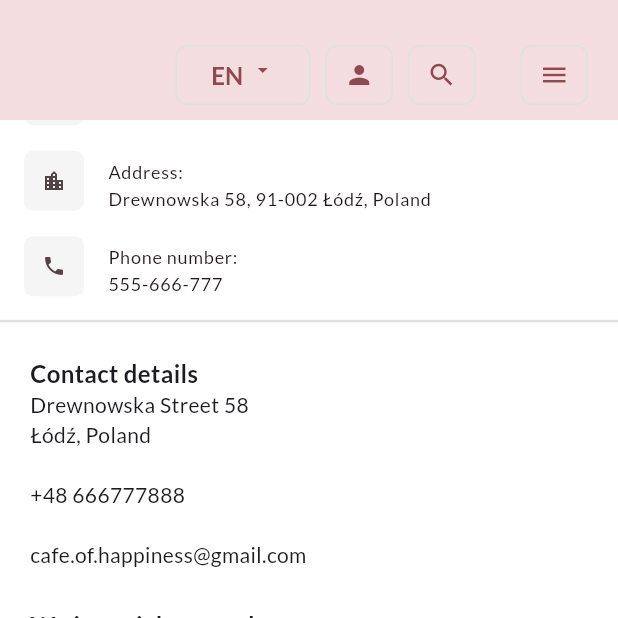
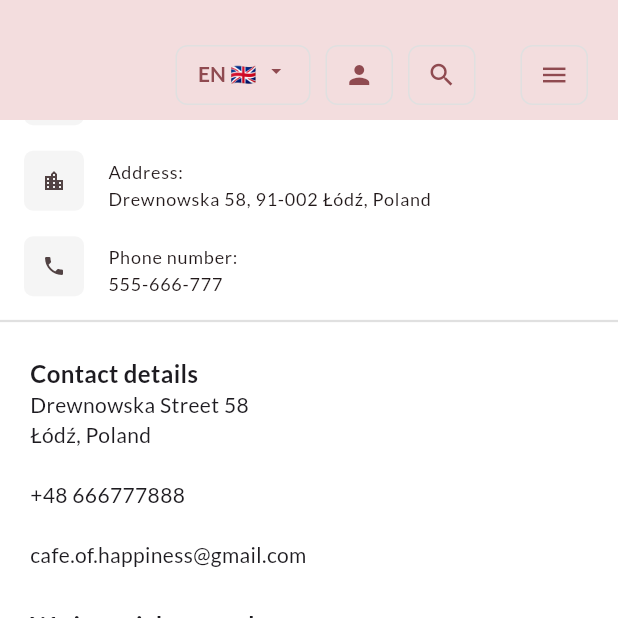
Before and after one commit to igorurbaniak/cafe_of_happiness_app, a Flutter app: the screen it shows after launch, scrolled down 791 dp, on a phone screen of 412 x 824 dp, the top half of it. Run offline on Flutter 3.47's test engine with Material 3 defaults, Android fonts, the phone set to English and light mode, and no system bars; drawn by our look-alikes of google_maps_flutter; our stand-ins replace firebase_auth, firebase_core, flutter_bloc, google_fonts; accounts and stored records are empty; generated files the repository leaves out were written again.

```diff
--- a/lib/app/root_page/root_page.dart
+++ b/lib/app/root_page/root_page.dart
@@ -23,7 +23,6 @@ class MyApp extends StatelessWidget {
       ],
       supportedLocales: const [
         Locale('en'),
-    Locale('es'),
         Locale('pl'),
       ],
       home: const RootPage(),
--- a/lib/main.dart
+++ b/lib/main.dart
@@ -9,9 +9,7 @@ import 'firebase_options.dart';
 
 void main() async {
   WidgetsFlutterBinding.ensureInitialized();
-  await Firebase.initializeApp(
-    options: DefaultFirebaseOptions.currentPlatform,
-  );
+  await Firebase.initializeApp(options: DefaultFirebaseOptions.currentPlatform);
   runApp(
     MultiBlocProvider(
       providers: [
--- a/lib/presentation/features/home/home_page/widgets/custom_appbar.dart
+++ b/lib/presentation/features/home/home_page/widgets/custom_appbar.dart
@@ -1,6 +1,7 @@
 import 'package:cafe_of_happiness_app/data/data_sources/dishes_data_source/dishes_data_source.dart';
 import 'package:cafe_of_happiness_app/presentation/features/auth/auth_pages/login_page/login_page.dart';
 import 'package:cafe_of_happiness_app/presentation/features/home/home_page/pages/search_dish_page/search_dish_page.dart';
+import 'package:cafe_of_happiness_app/presentation/features/home/home_page/pages/select_language_page/select_language_page.dart';
 import 'package:flutter/material.dart';
 
 class CustomAppBar extends StatelessWidget {
@@ -13,6 +14,10 @@ class CustomAppBar extends StatelessWidget {
 
   @override
   Widget build(BuildContext context) {
+    final systemLocale = Localizations.localeOf(context);
+    final languageText =
+        systemLocale.languageCode == 'pl' ? 'PL 🇵🇱' : 'EN 🇬🇧';
+
     return AppBar(
       elevation: 0,
       automaticallyImplyLeading: false,
@@ -41,18 +46,24 @@ class CustomAppBar extends StatelessWidget {
                         ),
                       ),
                     ),
-                    onPressed: () {},
-                    child: const Wrap(
+                    onPressed: () {
+                      Navigator.of(context).push(
+                        MaterialPageRoute(
+                          builder: (ctx) => const SelectLanguagePage(),
+                        ),
+                      );
+                    },
+                    child: Wrap(
                       children: [
                         Text(
-                          'EN',
-                          style: TextStyle(
+                          languageText,
+                          style: const TextStyle(
                             fontWeight: FontWeight.w600,
-                            fontSize: 16,
+                            fontSize: 14,
                           ),
                         ),
-                        SizedBox(width: 5),
-                        Icon(
+                        const SizedBox(width: 5),
+                        const Icon(
                           Icons.arrow_drop_down,
                           size: 16,
                         ),
```
Also changed, not shown: lib/presentation/features/home/home_page/pages/select_language_page/select_language_page.dart (added, +44 -0 lines). Lines whose indentation alone changed are shown as unchanged.
